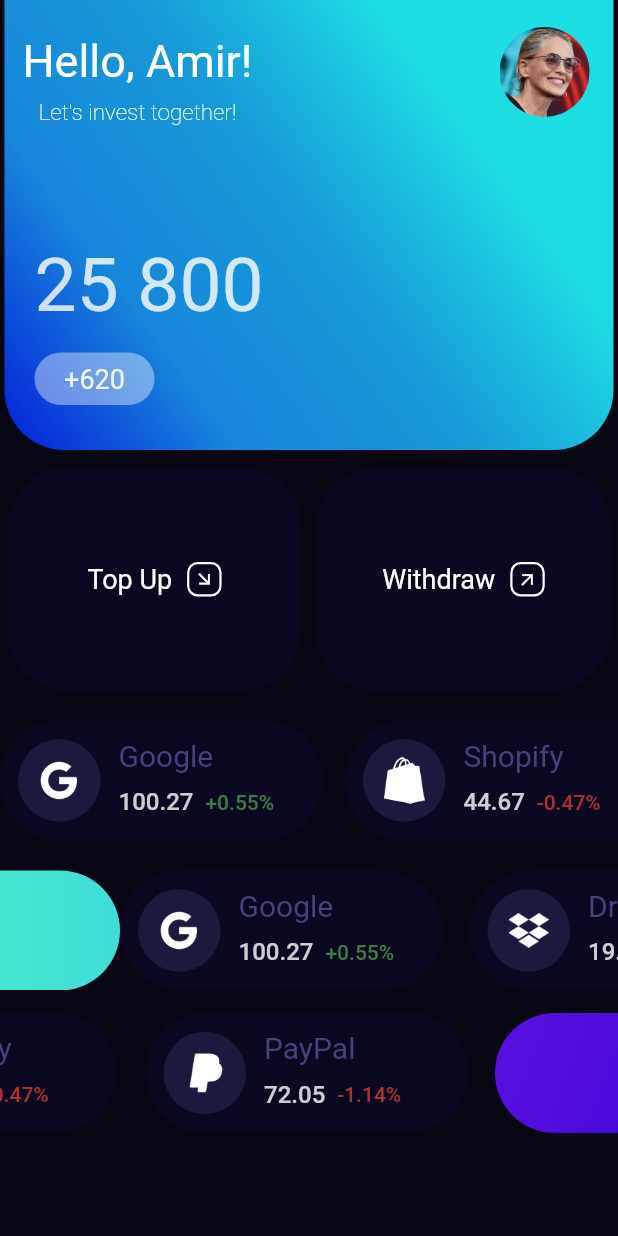
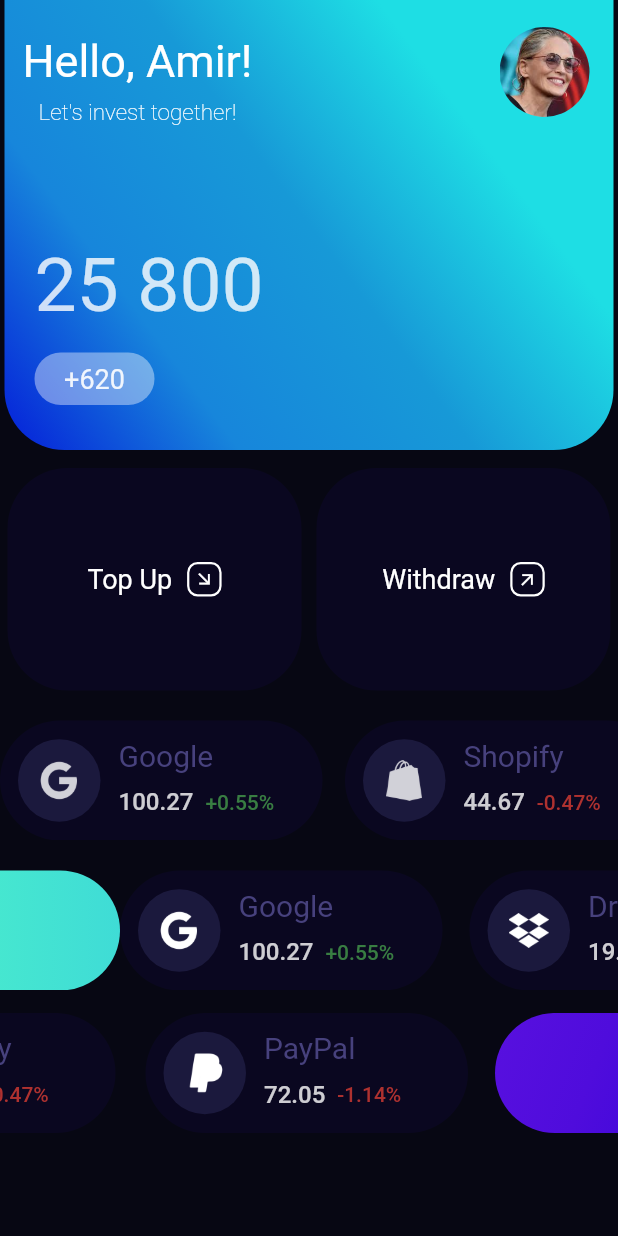
Before and after one commit to amir-hossein-rajaezadeh/invest_money, a Flutter app: the screen it shows after launch, on a phone screen of 412 x 824 dp. Run offline on Flutter 3.47's test engine with Material 2 defaults, Android fonts, the phone set to English and light mode, and no system bars; our stand-ins replace syncfusion_flutter_charts.

Commit message:
done color

```diff
--- a/lib/main.dart
+++ b/lib/main.dart
@@ -1,5 +1,6 @@
 import 'dart:async';
 import 'dart:ui';
+import 'dart:math' as math;
 
 import 'package:flutter/material.dart';
 import 'package:syncfusion_flutter_charts/sparkcharts.dart';
@@ -78,6 +79,8 @@ const companyList = [
 // var benefitedCompanyList = companyList.where((e) => e.hasBenefit);
 // var nonBenefitedCompanyList = companyList.where((e) => !e.hasBenefit);
 
+Color getRandomColor() => Colors.white;
+
 class MyHomePage extends StatefulWidget {
   const MyHomePage({super.key, required this.title});
 
@@ -94,6 +97,8 @@ class _MyHomePageState extends State<MyHomePage> with TickerProviderStateMixin {
   late ScrollController _secondScrollController;
   late AnimationController _controller;
   late Animation<double> _animation;
+  late Animation<double> _defaultAnimation;
+
   late Animation<Offset> firstRightToLeftAnim;
   late AnimationController firstRightToLeftAnimController;
   late Animation<Offset> secondRightToLeftAnim;
@@ -111,6 +116,7 @@ class _MyHomePageState extends State<MyHomePage> with TickerProviderStateMixin {
   double dialogHeight = 0;
   double listviewItemWidth = 215;
   double listviewItemHeight = 80;
+  var _color = Colors.white;
 
   @override
   void dispose() {
@@ -124,11 +130,11 @@ class _MyHomePageState extends State<MyHomePage> with TickerProviderStateMixin {
     _firstScrollController = ScrollController(initialScrollOffset: 140.0);
     _secondScrollController = ScrollController(initialScrollOffset: 140.0);
     _controller = AnimationController(
-      duration: const Duration(milliseconds: 370),
+      duration: const Duration(milliseconds: 180),
       vsync: this,
     );
-    _animation = Tween(begin: 1.0, end: 0.7).animate(_controller);
-
+    _animation = Tween(begin: 1.0, end: 0.8).animate(_controller);
+    _defaultAnimation = Tween(begin: 1.0, end: 1.0).animate(_controller);
     firstRightToLeftAnimController = AnimationController(
       vsync: this,
       duration: const Duration(seconds: 2),
@@ -422,7 +428,9 @@ class _MyHomePageState extends State<MyHomePage> with TickerProviderStateMixin {
                       Company company = companyList[index];
                       return company.name != ""
                           ? ScaleTransition(
-                              scale: _animation,
+                              scale: selectedCompanyIndex == index
+                                  ? _animation
+                                  : _defaultAnimation,
                               child: Center(
                                 child: Container(
                                   width: 215,
@@ -437,6 +445,7 @@ class _MyHomePageState extends State<MyHomePage> with TickerProviderStateMixin {
                                     onPointerDown: (details) {
                                       setState(() {
                                         _controller.forward();
+                                        _color = Colors.white;
 
                                         selectedCompanyIndex = index;
                                         // listviewItemWidth = 160;
@@ -448,6 +457,8 @@ class _MyHomePageState extends State<MyHomePage> with TickerProviderStateMixin {
                                       _controller.reverse();
 
                                       setState(() {
+                                        _color = Colors.white.withOpacity(0.7);
+
                                         // selectedCompanyIndex = index;
                                         // listviewItemWidth = 215;
                                         // listviewItemHeight = 90;
@@ -480,13 +491,20 @@ class _MyHomePageState extends State<MyHomePage> with TickerProviderStateMixin {
                                             color: const Color(0xFF1b193d),
                                           ),
                                           child: Center(
+                                              child: AnimatedContainer(
+                                            width: 27,
+                                            height: 27,
+                                            duration: const Duration(
+                                                milliseconds: 400),
                                             child: Image.asset(
                                               company.companyLogo,
-                                              width: 27,
-                                              fit: BoxFit.fill,
-                                              color: Colors.white,
+                                              color:
+                                                  selectedCompanyIndex == index
+                                                      ? _color
+                                                      : Colors.white
+                                                          .withOpacity(0.8),
                                             ),
-                                          ),
+                                          )),
                                         ),
                                         Container(
                                           margin: const EdgeInsets.only(
```
